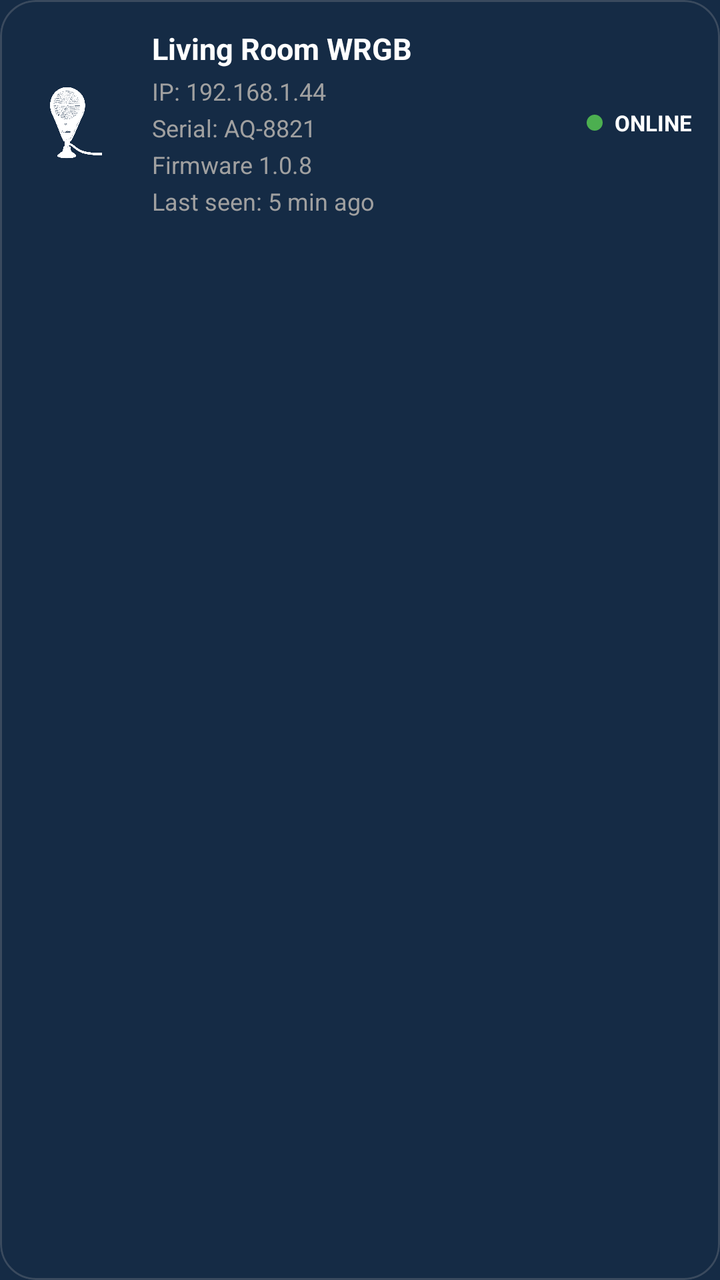
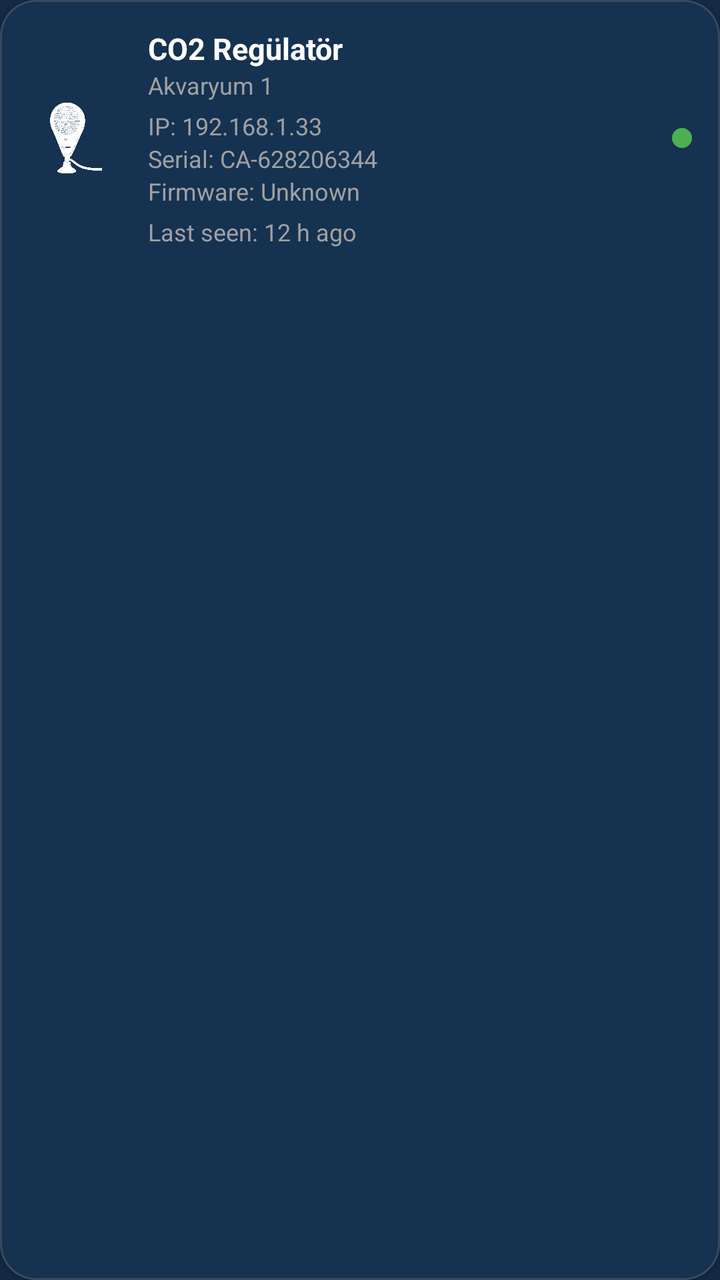

Screens rendered from an Android XML layout before and after an edit, with the pre-edit source and the edit as a unified diff.
<!-- AndroidManifest.xml: application theme AppTheme -->
<!-- res/layout/item_device_status.xml -->
<?xml version="1.0" encoding="utf-8"?>
<com.google.android.material.card.MaterialCardView
    xmlns:android="http://schemas.android.com/apk/res/android"
    xmlns:app="http://schemas.android.com/apk/res-auto"
    android:id="@+id/cardDevice"
    android:layout_width="match_parent"
    android:layout_height="wrap_content"
    android:layout_marginBottom="12dp"
    app:cardCornerRadius="18dp"
    app:cardElevation="0dp"
    app:strokeColor="@color/card_stroke"
    app:strokeWidth="1dp"
    android:clickable="true"
    android:focusable="true"
    android:foreground="?attr/selectableItemBackground">

    <LinearLayout
        android:layout_width="match_parent"
        android:layout_height="wrap_content"
        android:orientation="horizontal"
        android:gravity="center_vertical"
        android:padding="14dp">

        
        <ImageView
            android:id="@+id/ivDeviceIcon"
            android:layout_width="48dp"
            android:layout_height="48dp"
            android:src="@drawable/ic_device_aqua_ster"
            app:tint="@android:color/white" />

        
        <LinearLayout
            android:layout_width="0dp"
            android:layout_height="wrap_content"
            android:layout_weight="1"
            android:layout_marginStart="14dp"
            android:orientation="vertical">

            
            <TextView
                android:id="@+id/tvDeviceName"
                android:layout_width="wrap_content"
                android:layout_height="wrap_content"
                android:text="Living Room WRGB"
                android:textColor="@android:color/white"
                android:textSize="15sp"
                android:textStyle="bold" />

            
            <TextView
                android:id="@+id/tvIp"
                android:layout_width="wrap_content"
                android:layout_height="wrap_content"
                android:layout_marginTop="3dp"
                android:text="IP: 192.168.1.44"
                android:textColor="@color/settings_text_secondary"
                android:textSize="12sp" />

            
            <TextView
                android:id="@+id/tvSerial"
                android:layout_width="wrap_content"
                android:layout_height="wrap_content"
                android:layout_marginTop="2dp"
                android:text="Serial: AQ-8821"
                android:textColor="@color/settings_text_secondary"
                android:textSize="12sp" />

            
            <TextView
                android:id="@+id/tvFirmware"
                android:layout_width="wrap_content"
                android:layout_height="wrap_content"
                android:layout_marginTop="2dp"
                android:text="Firmware 1.0.8"
                android:textColor="@color/settings_text_secondary"
                android:textSize="12sp" />

            
            <TextView
                android:id="@+id/tvLastSeen"
                android:layout_width="wrap_content"
                android:layout_height="wrap_content"
                android:layout_marginTop="2dp"
                android:text="Last seen: 5 min ago"
                android:textColor="@color/settings_text_secondary"
                android:textSize="12sp" />
        </LinearLayout>

        
        <LinearLayout
            android:layout_width="wrap_content"
            android:layout_height="wrap_content"
            android:orientation="horizontal"
            android:gravity="center_vertical">

            
            <View
                android:id="@+id/viewStatusDot"
                android:layout_width="8dp"
                android:layout_height="8dp"
                android:background="@drawable/bg_online_dot" />

            
            <TextView
                android:id="@+id/tvStatus"
                android:layout_width="wrap_content"
                android:layout_height="wrap_content"
                android:layout_marginStart="6dp"
                android:text="ONLINE"
                android:textColor="@android:color/white"
                android:textSize="11sp"
                android:textStyle="bold" />
        </LinearLayout>

    </LinearLayout>
</com.google.android.material.card.MaterialCardView>
<!-- resources referenced by this layout -->
<resources>
  <color name="card_stroke">#3A4A5E</color>
  <color name="settings_text_secondary">#A0A0A0</color>
  <!-- drawable bg_online_dot (drawable) -->
  <?xml version="1.0" encoding="utf-8"?>
  <shape xmlns:android="http://schemas.android.com/apk/res/android"
      android:shape="oval">
  
      <size
          android:width="8dp"
          android:height="8dp" />
  
      <solid android:color="#4CAF50"/>
  
  </shape>
  <!-- drawable ic_device_aqua_ster: png bitmap (drawable, 389859 bytes) -->
  <style name="AppTheme" parent="Theme.Material3.DayNight.NoActionBar">
  
          
          <item name="colorPrimary">@color/md_theme_light_primary</item>
          <item name="colorOnPrimary">@color/md_theme_light_onPrimary</item>
          <item name="colorSecondary">@color/md_theme_light_secondary</item>
          <item name="colorOnSecondary">@color/md_theme_light_onSecondary</item>
  
          
          <item name="android:colorBackground">@color/md_theme_light_background</item>
          <item name="colorSurface">@color/md_theme_light_surface</item>
          <item name="colorOnSurface">@color/md_theme_light_onSurface</item>
  
          
          <item name="colorSurfaceVariant">@color/md_theme_light_surfaceVariant</item>
          <item name="colorOnSurfaceVariant">@color/md_theme_light_onSurfaceVariant</item>
          <item name="colorOutline">@color/md_theme_light_outline</item>
          <item name="colorOutlineVariant">@color/md_theme_light_outlineVariant</item>
          <item name="colorError">@color/md_theme_light_error</item>
          <item name="colorOnError">@color/md_theme_light_onError</item>
  
          
          <item name="android:statusBarColor">@android:color/transparent</item>
          <item name="android:navigationBarColor">@android:color/black</item>
  
          
          <item name="android:windowLightStatusBar">true</item>
          <item name="android:windowLightNavigationBar">true</item>
  
          
          <item name="windowActionBar">false</item>
          <item name="android:windowNoTitle">true</item>
      </style>
  <color name="md_theme_light_primary">#2196F3</color>
  <color name="md_theme_light_onPrimary">#FFFFFF</color>
  <color name="md_theme_light_secondary">#4A6363</color>
  <color name="md_theme_light_onSecondary">#FFFFFF</color>
  <color name="md_theme_light_background">#152B45</color>
  <color name="md_theme_light_surface">#152B45</color>
  <color name="md_theme_light_onSurface">#E0E6ED</color>
  <color name="md_theme_light_surfaceVariant">#233042</color>
  <color name="md_theme_light_onSurfaceVariant">#5C6B75</color>
  <color name="md_theme_light_outline">#455A64</color>
  <color name="md_theme_light_outlineVariant">#37474F</color>
  <color name="md_theme_light_error">#D32F2F</color>
  <color name="md_theme_light_onError">#FFFFFF</color>
</resources>

<!-- the commit's change to res/layout/item_device_status.xml (unified diff, before → after) -->
@@ -5,20 +5,18 @@
     android:id="@+id/cardDevice"
     android:layout_width="match_parent"
     android:layout_height="wrap_content"
-    android:layout_marginBottom="12dp"
+    android:layout_marginVertical="6dp"
     app:cardCornerRadius="18dp"
-    app:cardElevation="0dp"
+    app:cardElevation="2dp"
+    app:strokeWidth="1dp"
     app:strokeColor="@color/card_stroke"
-    app:strokeWidth="1dp"
     android:clickable="true"
     android:focusable="true"
     android:foreground="?attr/selectableItemBackground">
 
-    <LinearLayout
+    <RelativeLayout
         android:layout_width="match_parent"
         android:layout_height="wrap_content"
-        android:orientation="horizontal"
-        android:gravity="center_vertical"
         android:padding="14dp">
 
         
@@ -27,92 +25,108 @@
             android:layout_width="48dp"
             android:layout_height="48dp"
             android:src="@drawable/ic_device_aqua_ster"
-            app:tint="@android:color/white" />
+            app:tint="@android:color/white"
+            android:layout_alignParentStart="true"
+            android:layout_centerVertical="true"/>
 
         
         <LinearLayout
-            android:layout_width="0dp"
+            android:id="@+id/llDeviceInfo"
+            android:layout_width="wrap_content"
             android:layout_height="wrap_content"
-            android:layout_weight="1"
-            android:layout_marginStart="14dp"
-            android:orientation="vertical">
+            android:orientation="vertical"
+            android:layout_toEndOf="@id/ivDeviceIcon"
+            android:layout_marginStart="12dp">
 
-            
             <TextView
                 android:id="@+id/tvDeviceName"
                 android:layout_width="wrap_content"
                 android:layout_height="wrap_content"
-                android:text="Living Room WRGB"
+                android:text="CO2 Regülatör"
                 android:textColor="@android:color/white"
-                android:textSize="15sp"
-                android:textStyle="bold" />
+                android:textStyle="bold"
+                android:textSize="15sp"/>
 
-            
+            <TextView
+                android:id="@+id/tvTankName"
+                android:layout_width="wrap_content"
+                android:layout_height="wrap_content"
+                android:text="Akvaryum 1"
+                android:textColor="@color/settings_text_secondary"
+                android:textSize="12sp"/>
+        </LinearLayout>
+
+        
+        <LinearLayout
+            android:id="@+id/llDeviceMeta"
+            android:layout_width="wrap_content"
+            android:layout_height="wrap_content"
+            android:orientation="vertical"
+            android:layout_below="@id/llDeviceInfo"
+            android:layout_alignStart="@id/llDeviceInfo"
+            android:layout_marginTop="4dp">
+
             <TextView
                 android:id="@+id/tvIp"
                 android:layout_width="wrap_content"
                 android:layout_height="wrap_content"
-                android:layout_marginTop="3dp"
-                android:text="IP: 192.168.1.44"
+                android:text="IP: 192.168.1.33"
                 android:textColor="@color/settings_text_secondary"
-                android:textSize="12sp" />
+                android:textSize="12sp"/>
 
-            
             <TextView
                 android:id="@+id/tvSerial"
                 android:layout_width="wrap_content"
                 android:layout_height="wrap_content"
-                android:layout_marginTop="2dp"
-                android:text="Serial: AQ-8821"
+                android:text="Serial: CA-628206344"
                 android:textColor="@color/settings_text_secondary"
-                android:textSize="12sp" />
+                android:textSize="12sp"/>
 
-            
             <TextView
                 android:id="@+id/tvFirmware"
                 android:layout_width="wrap_content"
                 android:layout_height="wrap_content"
-                android:layout_marginTop="2dp"
-                android:text="Firmware 1.0.8"
+                android:text="Firmware: Unknown"
                 android:textColor="@color/settings_text_secondary"
-                android:textSize="12sp" />
-
-            
-            <TextView
-                android:id="@+id/tvLastSeen"
-                android:layout_width="wrap_content"
-                android:layout_height="wrap_content"
-                android:layout_marginTop="2dp"
-                android:text="Last seen: 5 min ago"
-                android:textColor="@color/settings_text_secondary"
-                android:textSize="12sp" />
+                android:textSize="12sp"/>
         </LinearLayout>
 
         
-        <LinearLayout
+        <FrameLayout
+            android:id="@+id/flStatus"
             android:layout_width="wrap_content"
             android:layout_height="wrap_content"
-            android:orientation="horizontal"
-            android:gravity="center_vertical">
+            android:layout_alignParentEnd="true"
+            android:layout_centerVertical="true">
 
             
             <View
                 android:id="@+id/viewStatusDot"
-                android:layout_width="8dp"
-                android:layout_height="8dp"
-                android:background="@drawable/bg_online_dot" />
+                android:layout_width="10dp"
+                android:layout_height="10dp"
+                android:background="@drawable/bg_online_dot"/>
 
             
-            <TextView
-                android:id="@+id/tvStatus"
-                android:layout_width="wrap_content"
-                android:layout_height="wrap_content"
-                android:layout_marginStart="6dp"
-                android:text="ONLINE"
-                android:textColor="@android:color/white"
-                android:textSize="11sp"
-                android:textStyle="bold" />
-        </LinearLayout>
+            <ImageView
+                android:id="@+id/ivAlarm"
+                android:layout_width="14dp"
+                android:layout_height="14dp"
+                android:layout_gravity="top|end"
+                android:src="@drawable/ic_alarm_red"
+                android:visibility="gone"/>
+        </FrameLayout>
 
-    </LinearLayout>
+        
+        <TextView
+            android:id="@+id/tvLastSeen"
+            android:layout_width="wrap_content"
+            android:layout_height="wrap_content"
+            android:layout_below="@id/llDeviceMeta"
+            android:layout_alignStart="@id/llDeviceInfo"
+            android:layout_marginTop="4dp"
+            android:text="Last seen: 12 h ago"
+            android:textColor="@color/settings_text_secondary"
+            android:textSize="12sp"/>
+
+    </RelativeLayout>
 </com.google.android.material.card.MaterialCardView>
<!-- resource entries referenced after the edit -->
@@ -14,6 +14,16 @@
       <solid android:color="#4CAF50"/>
   
   </shape>
+  <!-- drawable ic_alarm_red (drawable) -->
+  <vector xmlns:android="http://schemas.android.com/apk/res/android"
+      android:width="20dp"
+      android:height="20dp"
+      android:viewportWidth="24"
+      android:viewportHeight="24">
+      <path
+          android:fillColor="#FF3B30"
+          android:pathData="M12,2C6.48,2 2,6.48 2,12s4.48,10 10,10 10,-4.48 10,-10S17.52,2 12,2zM13,17h-2v-2h2v2zM13,13h-2V7h2v6z"/>
+  </vector>
   <!-- drawable ic_device_aqua_ster: png bitmap (drawable, 389859 bytes) -->
   <style name="AppTheme" parent="Theme.Material3.DayNight.NoActionBar">
   
